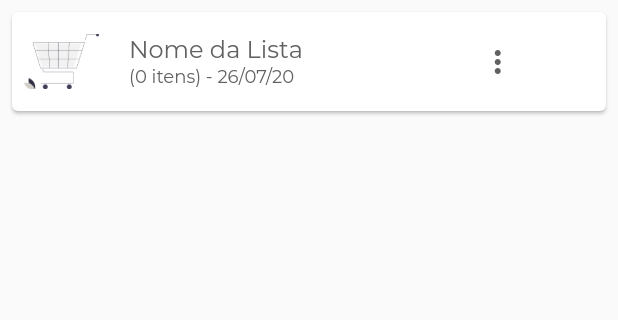
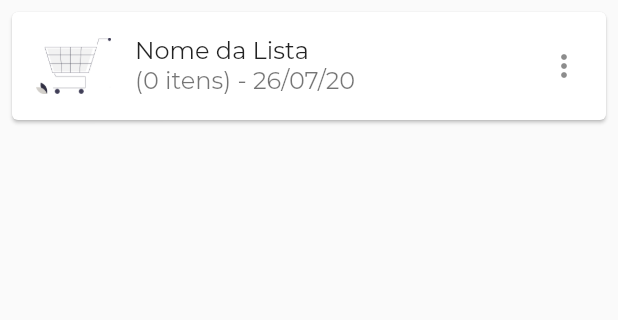
Before and after one commit to jeancabraldev/market_list, a Flutter app: the screen it shows after launch, on a phone screen of 412 x 824 dp, the part 84-404 px from its top. Run offline on Flutter 3.47's test engine with Material 2 defaults, Android fonts, the light colour scheme and no system bars; our stand-ins replace shared_preferences.

Commit message:
Tela da lista finalizada

```diff
--- a/lib/main.dart
+++ b/lib/main.dart
@@ -1,4 +1,5 @@
 import 'package:flutter/material.dart';
+import 'package:market_list/screens/list/list_screen.dart';
 import 'package:market_list/utils/colors.dart';
 import 'package:provider/provider.dart';
 import 'package:market_list/screens/base/base_screen.dart';
@@ -76,6 +77,11 @@ class _MyAppState extends State<MyApp> {
             initialRoute: Routes.baseScreen,
             onGenerateRoute: (settings) {
               switch (settings.name) {
+                case Routes.listScreen:
+                  return MaterialPageRoute(
+                    builder: (_) => ListScreen(),
+                  );
+
                 case Routes.baseScreen:
                 default:
                   return MaterialPageRoute(
--- a/lib/models/page/page_manager.dart
+++ b/lib/models/page/page_manager.dart
@@ -5,7 +5,7 @@ class PageManager {
 
   final PageController _pageManager;
 
-  int page;
+  int page = 0;
 
   void setPage(int value) {
     if(value == page) return;
--- a/lib/screens/base/routes.dart
+++ b/lib/screens/base/routes.dart
@@ -1,3 +1,4 @@
 class Routes {
   static const String baseScreen = '/base';
+  static const String listScreen = '/list';
 }
--- /dev/null
+++ b/lib/screens/home/components/card_list_widget.dart
@@ -0,0 +1,33 @@
+import 'package:flutter/material.dart';
+import 'package:market_list/models/preference/preference_manager.dart';
+import 'package:provider/provider.dart';
+
+class CardListWidget extends StatelessWidget {
+  @override
+  Widget build(BuildContext context) {
+    final themeDark = context.watch<PreferenceManager>();
+    return GestureDetector(
+      onTap: () => Navigator.of(context).pushNamed('/list'),
+      child: Card(
+        margin: const EdgeInsets.symmetric(horizontal: 8, vertical: 8),
+        child: ListTile(
+          leading: themeDark.dark
+              ? Image.asset(
+                  'assets/images/cart_dark.png',
+                  width: 50,
+                  height: 50,
+                )
+              : Image.asset(
+                  'assets/images/cart.png',
+                  width: 50,
+                  height: 50,
+                ),
+          title: const Text('Nome da Lista'),
+          subtitle: const Text('(0 itens) - 26/07/20'),
+          trailing: Icon(Icons.more_vert),
+          onTap: () => Navigator.of(context).pushNamed('/list'),
+        ),
+      ),
+    );
+  }
+}
--- a/lib/screens/home/home_screen.dart
+++ b/lib/screens/home/home_screen.dart
@@ -1,6 +1,5 @@
 import 'package:flutter/material.dart';
-import 'package:market_list/models/preference/preference_manager.dart';
-import 'package:provider/provider.dart';
+import 'package:market_list/screens/home/components/card_list_widget.dart';
 import 'package:market_list/widget/drawer/drawer.dart';
 
 class HomeScreen extends StatelessWidget {
@@ -17,7 +16,6 @@ class HomeScreen extends StatelessWidget {
 
   @override
   Widget build(BuildContext context) {
-    final themeDark = context.watch<PreferenceManager>();
     return Scaffold(
       drawer: DrawerWidget(),
       appBar: AppBar(
@@ -63,9 +61,7 @@ class HomeScreen extends StatelessWidget {
                         ),
                         FlatButton(
                           onPressed: () {
-                            if (_formKey.currentState.validate()) {
-
-                            }
+                            if (_formKey.currentState.validate()) {}
                           },
                           child: const Text('Criar Lista'),
                         ),
@@ -81,47 +77,7 @@ class HomeScreen extends StatelessWidget {
       body: ListView(
         shrinkWrap: true,
         children: <Widget>[
-          Card(
-            margin: const EdgeInsets.symmetric(horizontal: 8, vertical: 8),
-            child: Padding(
-              padding: const EdgeInsets.all(8.0),
-              child: Row(
-                //mainAxisAlignment: MainAxisAlignment.spaceBetween,
-                children: <Widget>[
-                  if (themeDark.dark)
-                    Image.asset(
-                      'assets/images/cart_dark.png',
-                      width: 50,
-                      height: 50,
-                    )
-                  else
-                    Image.asset(
-                      'assets/images/cart.png',
-                      width: 50,
-                      height: 50,
-                    ),
-                  const SizedBox(width: 20),
-                  Column(
-                    crossAxisAlignment: CrossAxisAlignment.start,
-                    children: const <Widget>[
-                      Text('Nome da Lista'),
-                      Text(
-                        '(0 itens) - 26/07/20',
-                        style: TextStyle(
-                          fontSize: 12,
-                        ),
-                      ),
-                    ],
-                  ),
-                  const SizedBox(width: 118),
-                  Icon(
-                    Icons.more_vert,
-                    color: themeDark.dark ? Colors.white : Colors.grey[700],
-                  ),
-                ],
-              ),
-            ),
-          ),
+          CardListWidget(),
         ],
       ),
     );
--- /dev/null
+++ b/lib/screens/list/components/card_list_widget.dart
@@ -0,0 +1,35 @@
+import 'package:flutter/material.dart';
+import 'package:market_list/models/preference/preference_manager.dart';
+import 'package:provider/provider.dart';
+import 'package:market_list/utils/colors.dart';
+
+class CardListWidget extends StatelessWidget {
+  const CardListWidget({this.icon, this.value});
+
+  final IconData icon;
+  final String value;
+
+  @override
+  Widget build(BuildContext context) {
+    final themeDark = context.watch<PreferenceManager>();
+    return Card(
+      margin: const EdgeInsets.symmetric(horizontal: 2, vertical: 2),
+      child: Padding(
+        padding: const EdgeInsets.symmetric(vertical: 21),
+        child: Column(
+          mainAxisAlignment: MainAxisAlignment.center,
+          children: <Widget>[
+            Icon(
+              icon,
+              color: themeDark.dark
+                  ? Colors.white
+                  : ColorsApp.primaryColorIconLight(),
+            ),
+            const SizedBox(height: 5),
+            Text(value),
+          ],
+        ),
+      ),
+    );
+  }
+}
--- a/lib/utils/colors.dart
+++ b/lib/utils/colors.dart
@@ -10,4 +10,7 @@ class ColorsApp {
 
   //Light
   static Color primaryColorLight() => Colors.deepOrange;
+
+  //Icons
+  static Color primaryColorIconLight() => Colors.grey[500];
 }
```
Also changed, not shown: lib/screens/list/components/card_total.dart (added, +48 -0 lines), lib/screens/list/components/search_widget.dart (added, +36 -0 lines), lib/screens/list/list_screen.dart (added, +87 -0 lines).
